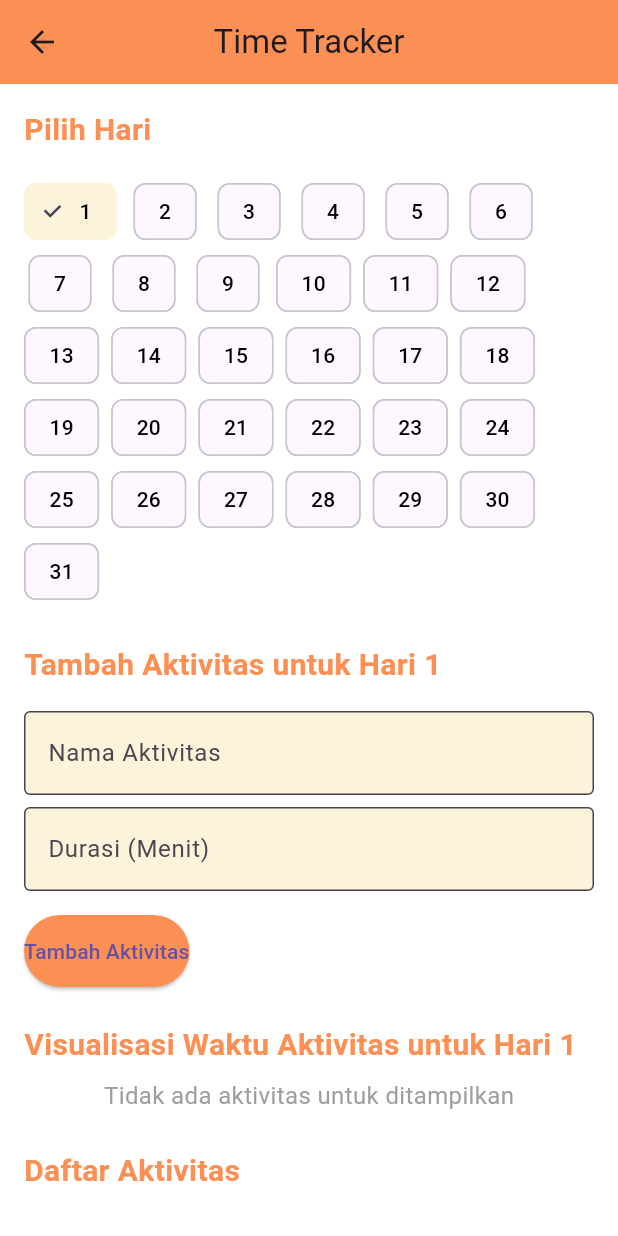
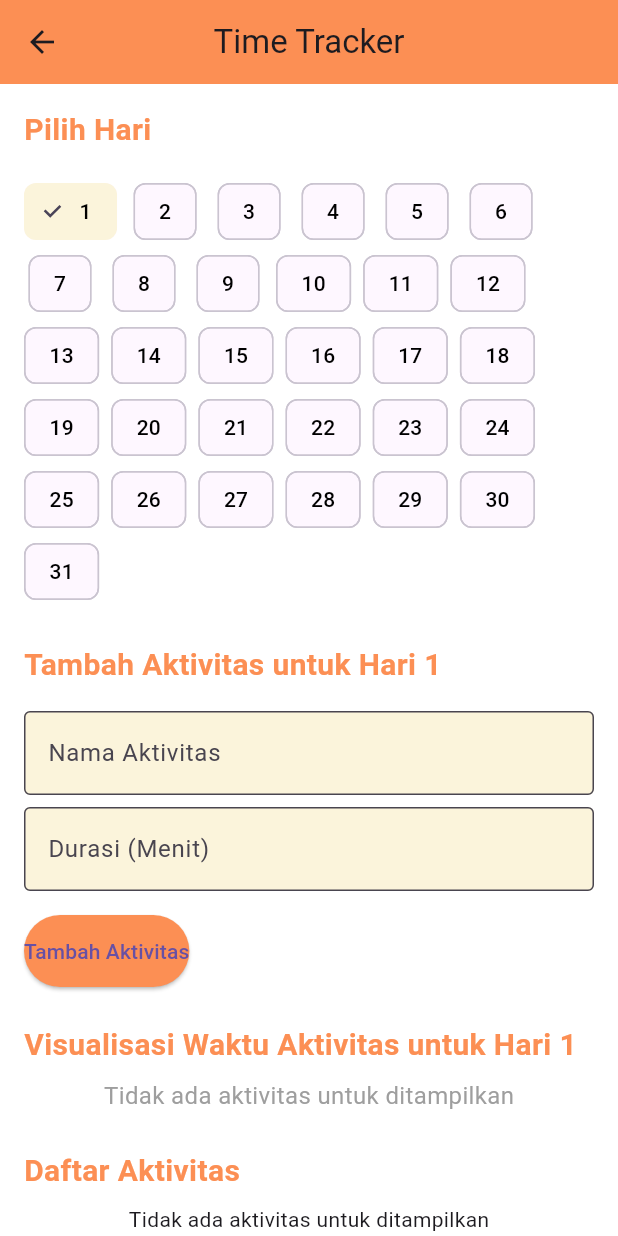
Before and after one commit to denjear/productivemate, a Flutter app: the screen it shows after launch, after a tap on "Buka Time Tracker", on a phone screen of 412 x 824 dp. Run offline on Flutter 3.47's test engine with Material 3 defaults, Android fonts, the phone set to English and light mode, and no system bars; our stand-ins replace shared_preferences.

Commit message:
time_tracker_page

```diff
--- a/lib/pages/homepage.dart
+++ b/lib/pages/homepage.dart
@@ -98,11 +98,12 @@ class ProductivityHomePage extends StatelessWidget {
         ],
       ),
       body: SafeArea(
-        child: Padding(
+        child: SingleChildScrollView( // Wrap the entire body in a scroll view
           padding: const EdgeInsets.all(16.0),
           child: Column(
             crossAxisAlignment: CrossAxisAlignment.start,
             children: [
+              // User greeting section
               Container(
                 width: double.infinity,
                 padding: const EdgeInsets.all(16.0),
@@ -252,6 +253,7 @@ class ProductivityHomePage extends StatelessWidget {
                 ),
               ),
               const SizedBox(height: 24),
+              // Learn more section
               Container(
                 width: double.infinity,
                 padding: const EdgeInsets.all(16),
--- a/lib/pages/time_tracker_page.dart
+++ b/lib/pages/time_tracker_page.dart
@@ -106,7 +106,6 @@ int _getTotalDurationForDay(int day) {
     return total.toInt(); // Explicitly cast total to an int before returning
   }
 
-
   // Function to get the pie chart angles for a selected day
   List<double> _getPieChartAnglesForDay(int day) {
     int totalDuration = _getTotalDurationForDay(day);
@@ -148,7 +147,7 @@ int _getTotalDurationForDay(int day) {
         elevation: 0,
         centerTitle: true,
       ),
-      body: Padding(
+      body: SingleChildScrollView( // Wrap the entire body in a scroll view
         padding: EdgeInsets.all(16.0),
         child: Column(
           crossAxisAlignment: CrossAxisAlignment.start,
@@ -242,8 +241,11 @@ int _getTotalDurationForDay(int day) {
               style: TextStyle(fontSize: 20, fontWeight: FontWeight.bold, color: Color(0xFFFC8F54)),
             ),
             SizedBox(height: 8),
-            Expanded(
-              child: ListView.builder(
+            activitiesByDay[selectedDay] == null || activitiesByDay[selectedDay]!.isEmpty
+                ? Center(child: Text('Tidak ada aktivitas untuk ditampilkan'))
+                : ListView.builder(
+                    shrinkWrap: true, // Add shrinkWrap here to ensure the list does not overflow
+                    physics: NeverScrollableScrollPhysics(), // Disable scrolling for this ListView
                     itemCount: activitiesByDay[selectedDay]?.length ?? 0,
                     itemBuilder: (context, index) {
                       return Card(
@@ -270,7 +272,6 @@ int _getTotalDurationForDay(int day) {
                         ),
                       );
                     },
-              ),
                   ),
           ],
         ),
```
Lines whose indentation alone changed are shown as unchanged.
